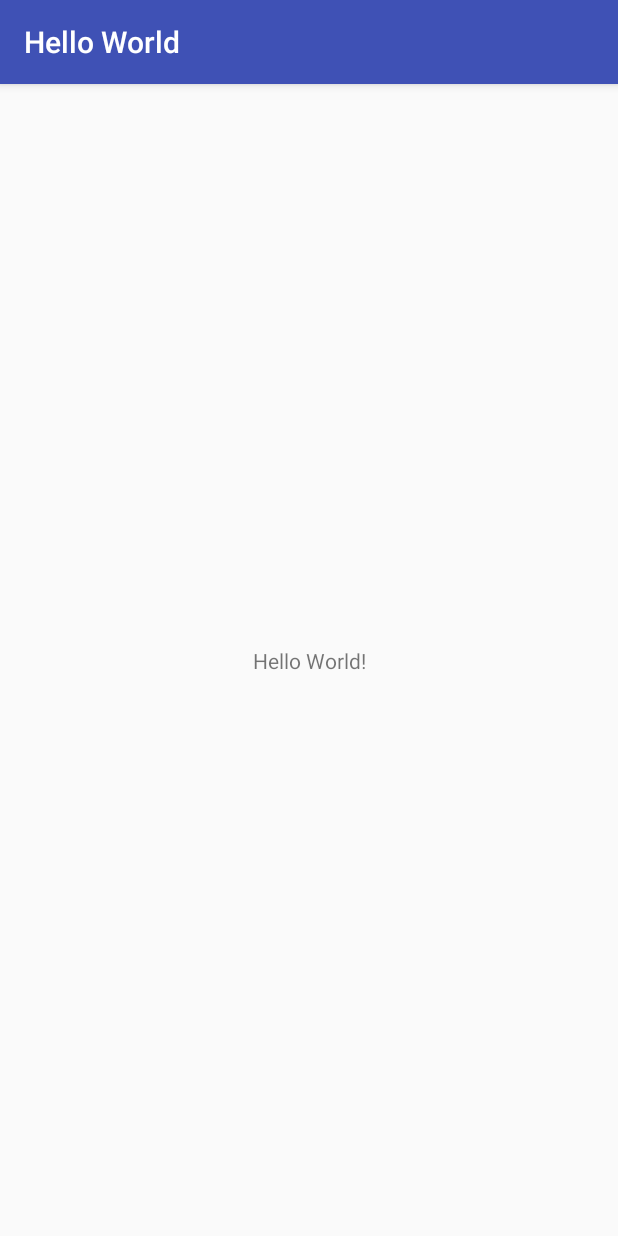
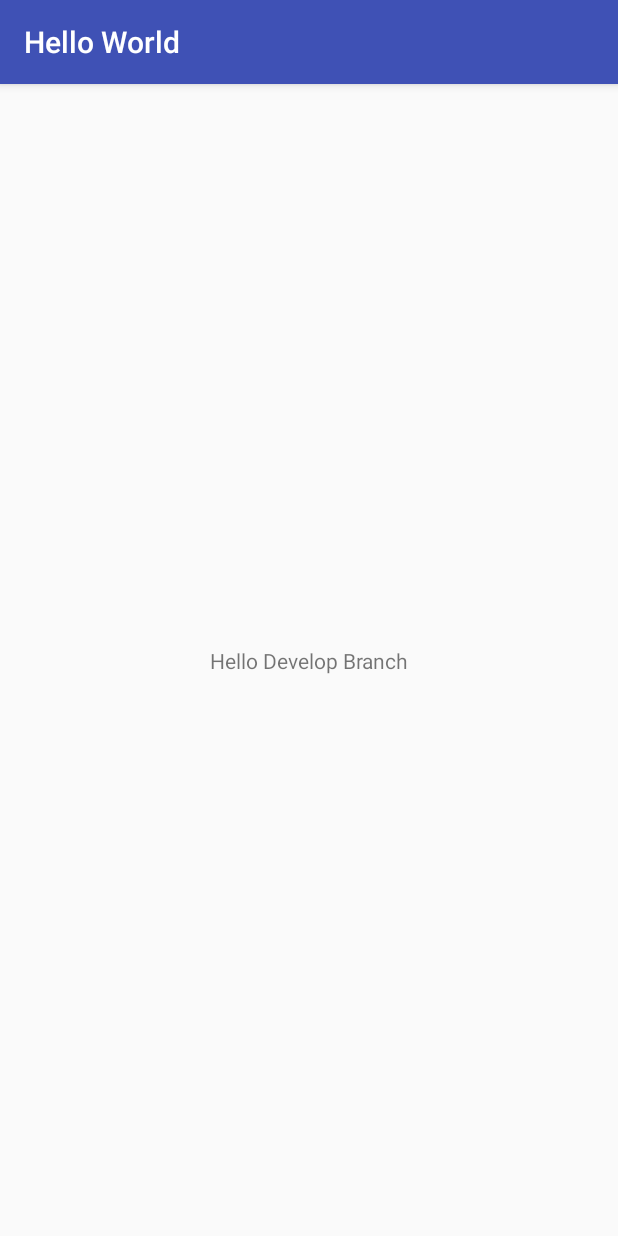
Before and after one commit to t104360075/106NTUT_ApplicationSoftwareDesign_Lab_1-, an Android app: the screen it shows after launch (MainActivity), on a phone screen of 412 x 824 dp. Run offline under Robolectric (Android 15) with nearby library versions, the phone set to English and light mode, and no system bars.

Commit message:
Edit TextView

```diff
--- a/app/src/main/res/layout/activity_main.xml
+++ b/app/src/main/res/layout/activity_main.xml
@@ -9,10 +9,11 @@
     <TextView
         android:layout_width="wrap_content"
         android:layout_height="wrap_content"
-        android:text="Hello World!"
+        android:text="Hello Develop Branch"
         app:layout_constraintBottom_toBottomOf="parent"
         app:layout_constraintLeft_toLeftOf="parent"
         app:layout_constraintRight_toRightOf="parent"
-        app:layout_constraintTop_toTopOf="parent" />
+        app:layout_constraintTop_toTopOf="parent"
+        tools:text="Hello Develop Branch" />
 
 </android.support.constraint.ConstraintLayout>
```
